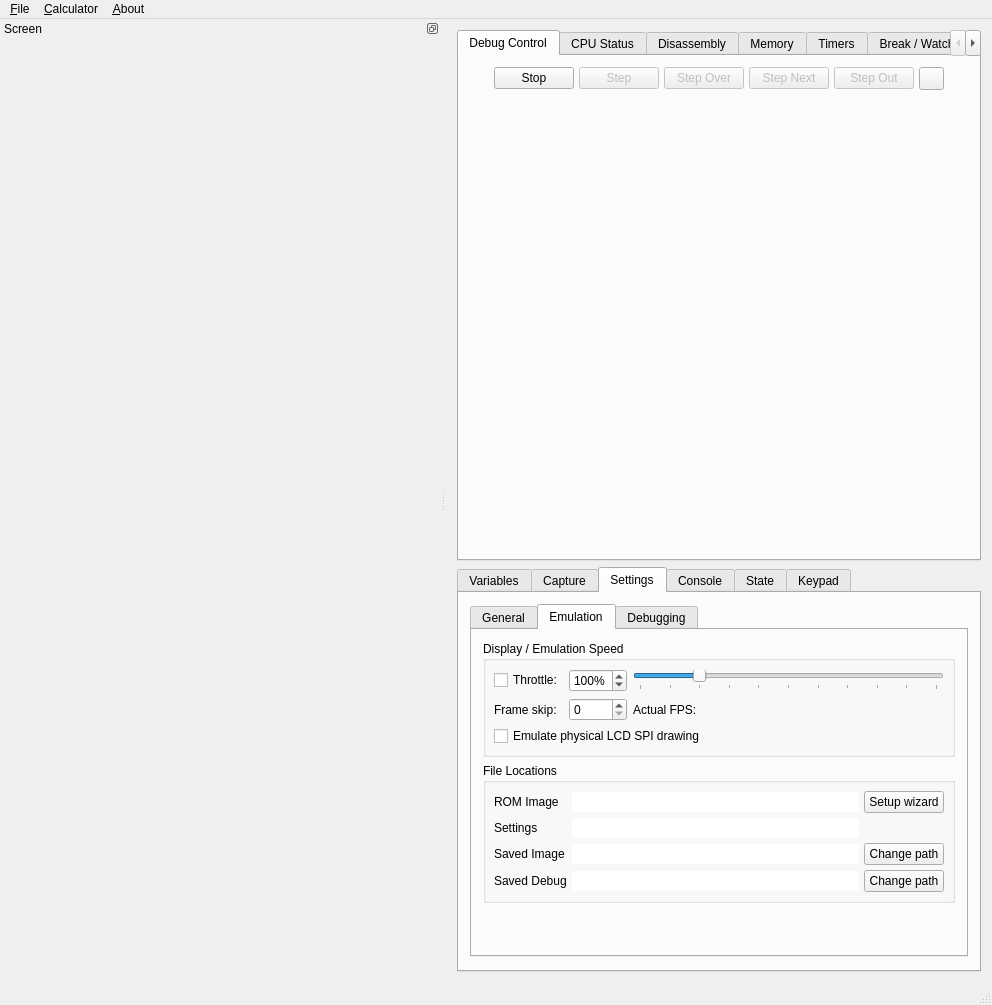
CE-Programming/CEmu, file gui/qt/mainwindow.ui: the form before one commit.
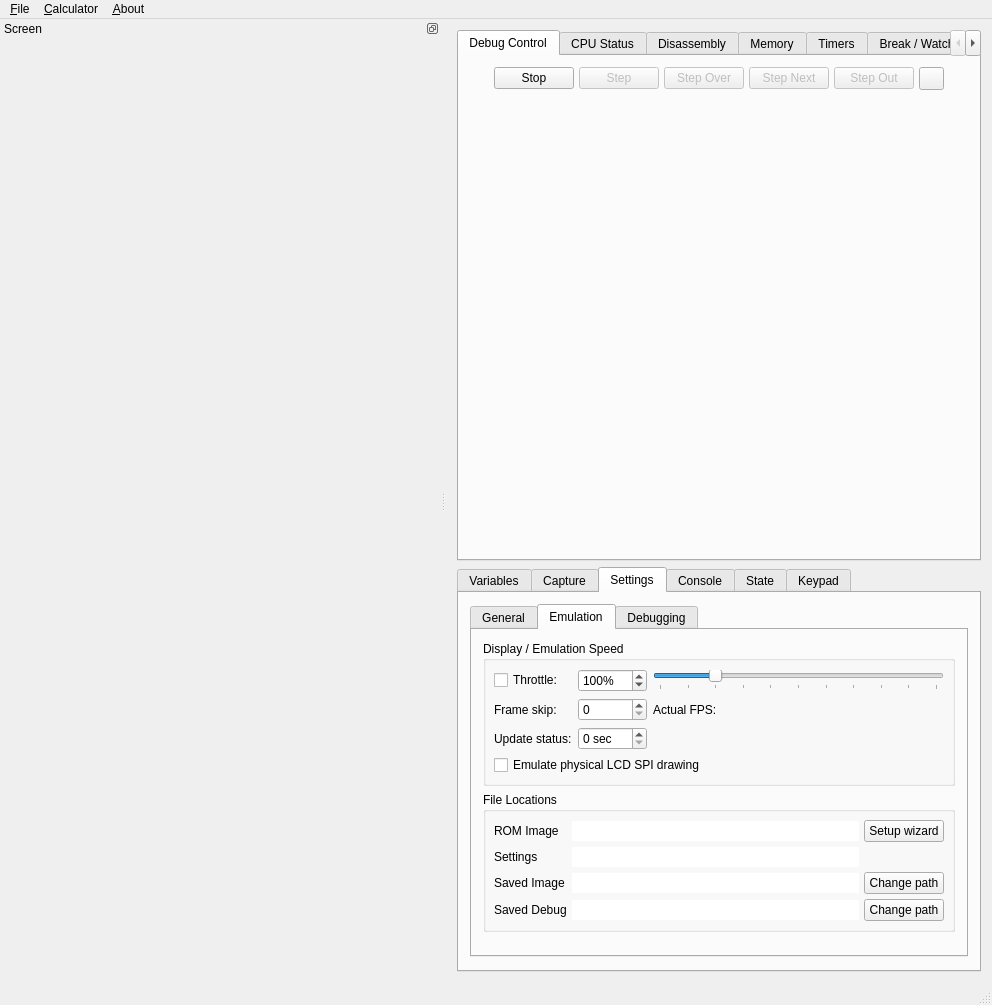
The form after the commit. The open tabs and pages were chosen to show the change. Icons and pictures are not drawn. Custom widgets are drawn as their Qt base class.

Commit message: Add setting for status interval update

What changed in the file:
```diff
--- a/gui/qt/mainwindow.ui
+++ b/gui/qt/mainwindow.ui
@@ -8324,6 +8324,35 @@
                    </property>
                   </widget>
                  </item>
+                 <item row="2" column="0">
+                  <widget class="QLabel" name="label_24">
+                   <property name="text">
+                    <string>Update status:</string>
+                   </property>
+                  </widget>
+                 </item>
+                 <item row="2" column="1">
+                  <widget class="QSpinBox" name="statusInterval">
+                   <property name="sizePolicy">
+                    <sizepolicy hsizetype="Minimum" vsizetype="Maximum">
+                     <horstretch>0</horstretch>
+                     <verstretch>0</verstretch>
+                    </sizepolicy>
+                   </property>
+                   <property name="suffix">
+                    <string> sec</string>
+                   </property>
+                   <property name="prefix">
+                    <string/>
+                   </property>
+                   <property name="maximum">
+                    <number>100</number>
+                   </property>
+                   <property name="displayIntegerBase">
+                    <number>10</number>
+                   </property>
+                  </widget>
+                 </item>
                 </layout>
                </item>
                <item>
```
The commit also changes 3 other files.
